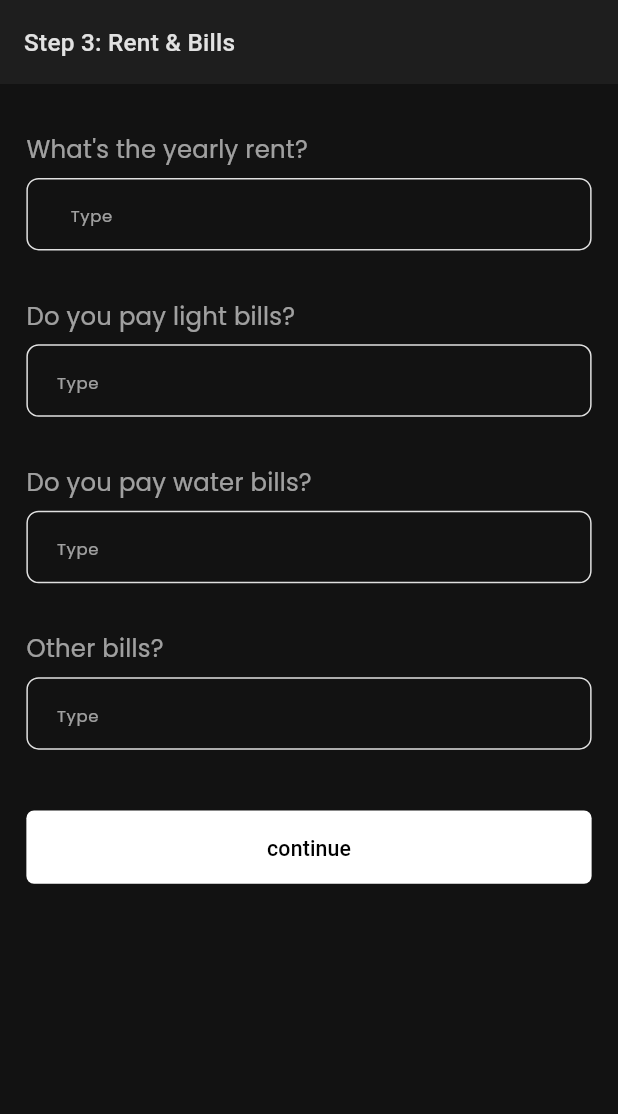
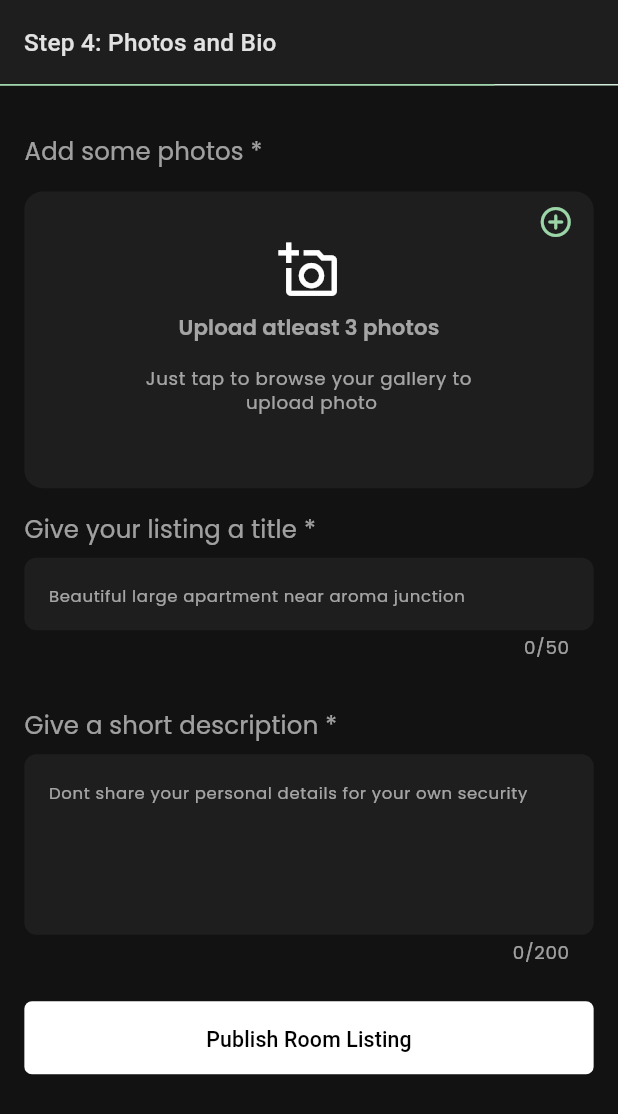
Before and after one commit to callmhejerry/room_5, a Flutter app: the screen it shows after launch, on a phone screen of 412 x 824 dp. Shown: the top 1114 px of the screen. Run offline on Flutter 3.47's test engine with Material 2 defaults, Android fonts, the phone set to English and light mode, and no system bars; our stand-ins replace fluentui_system_icons, flutter_screenutil, smooth_page_indicator.

Commit message:
added photo_and_bio_screen

```diff
--- a/lib/main.dart
+++ b/lib/main.dart
@@ -1,6 +1,6 @@
 import 'package:flutter/material.dart';
 import 'package:flutter_screenutil/flutter_screenutil.dart';
-import 'package:room_5/screens/PostAdsScreen/rent_and_budget_screen.dart';
+import 'package:room_5/screens/PostAdsScreen/photos_and_bio.dart';
 
 import 'package:room_5/theme/theme_constants.dart';
 
@@ -27,7 +27,7 @@ class MyApp extends StatelessWidget {
       minTextAdapt: true,
       splitScreenMode: true,
       designSize: const Size(375, 812),
-      child: const RentAndBudgetScreen(),
+      child: const PhotosAndBioScreen(),
     );
   }
 }
--- a/lib/screens/PostAdsScreen/location_screen.dart
+++ b/lib/screens/PostAdsScreen/location_screen.dart
@@ -29,6 +29,17 @@ class _LocationScreenState extends State<LocationScreen> {
     return Scaffold(
       appBar: AppBar(
         title: const Text("Step 1: Location"),
+        bottom: PreferredSize(
+          preferredSize: const Size(
+            double.infinity,
+            1,
+          ),
+          child: LinearProgressIndicator(
+            value: 0.0,
+            color: Theme.of(context).colorScheme.secondary,
+            minHeight: 1,
+          ),
+        ),
       ),
       body: Padding(
         padding: EdgeInsets.symmetric(horizontal: 16.w, vertical: 16.h),
--- /dev/null
+++ b/lib/screens/PostAdsScreen/photos_and_bio.dart
@@ -0,0 +1,97 @@
+import 'package:flutter/material.dart';
+import 'package:flutter_screenutil/flutter_screenutil.dart';
+import 'package:room_5/screens/PostAdsScreen/widget/add_photo_widget.dart';
+
+class PhotosAndBioScreen extends StatelessWidget {
+  const PhotosAndBioScreen({super.key});
+
+  @override
+  Widget build(BuildContext context) {
+    return Scaffold(
+      appBar: AppBar(
+        title: const Text("Step 4: Photos and Bio"),
+        bottom: PreferredSize(
+          preferredSize: const Size(
+            double.infinity,
+            1,
+          ),
+          child: LinearProgressIndicator(
+            value: 0.8,
+            color: Theme.of(context).colorScheme.secondary,
+            minHeight: 1,
+          ),
+        ),
+      ),
+      body: ListView(
+        padding: EdgeInsets.symmetric(horizontal: 16.h),
+        children: [
+          SizedBox(
+            height: 32.h,
+          ),
+          Text(
+            "Add some photos *",
+            style: Theme.of(context).textTheme.titleMedium,
+          ),
+          SizedBox(
+            height: 16.h,
+          ),
+          const AddPhotosWidget(),
+          SizedBox(
+            height: 16.h,
+          ),
+          Text(
+            "Give your listing a title *",
+            style: Theme.of(context).textTheme.titleMedium,
+          ),
+          SizedBox(
+            height: 8.h,
+          ),
+          TextField(
+            maxLength: 50,
+            decoration: InputDecoration(
+              filled: true,
+              fillColor: Theme.of(context).colorScheme.surface,
+              hintText: "Beautiful large apartment near aroma junction",
+              border: OutlineInputBorder(
+                borderSide: BorderSide.none,
+                borderRadius: BorderRadius.circular(8.r),
+              ),
+            ),
+          ),
+          SizedBox(
+            height: 32.h,
+          ),
+          Text(
+            "Give a short description *",
+            style: Theme.of(context).textTheme.titleMedium,
+          ),
+          SizedBox(
+            height: 8.h,
+          ),
+          TextField(
+            maxLines: 4,
+            maxLength: 200,
+            decoration: InputDecoration(
+              filled: true,
+              fillColor: Theme.of(context).colorScheme.surface,
+              hintText:
+                  "Dont share your personal details for your own security",
+              border: OutlineInputBorder(
+                borderSide: BorderSide.none,
+                borderRadius: BorderRadius.circular(8.r),
+              ),
+            ),
+          ),
+          SizedBox(
+            height: 24.h,
+          ),
+          ElevatedButton(
+              onPressed: () {},
+              child: const Text(
+                "Publish Room Listing",
+              ))
+        ],
+      ),
+    );
+  }
+}
--- a/lib/screens/PostAdsScreen/property_detail_screen.dart
+++ b/lib/screens/PostAdsScreen/property_detail_screen.dart
@@ -64,6 +64,17 @@ class _PropertyDetailScreenState extends State<PropertyDetailScreen> {
     return Scaffold(
       appBar: AppBar(
         title: const Text("Step 2: Property Detail"),
+        bottom: PreferredSize(
+          preferredSize: const Size(
+            double.infinity,
+            1,
+          ),
+          child: LinearProgressIndicator(
+            value: 0.4,
+            color: Theme.of(context).colorScheme.secondary,
+            minHeight: 1,
+          ),
+        ),
       ),
       body: ListView(
         padding: EdgeInsets.symmetric(horizontal: 16.w),
--- a/lib/screens/PostAdsScreen/rent_and_budget_screen.dart
+++ b/lib/screens/PostAdsScreen/rent_and_budget_screen.dart
@@ -10,14 +10,30 @@ class RentAndBudgetScreen extends StatelessWidget {
       child: Scaffold(
         appBar: AppBar(
           title: const Text("Step 3: Rent & Bills"),
+          bottom: PreferredSize(
+            preferredSize: const Size(
+              double.infinity,
+              1,
+            ),
+            child: LinearProgressIndicator(
+              value: 0.6,
+              color: Theme.of(context).colorScheme.secondary,
+              minHeight: 1,
+            ),
+          ),
         ),
         body: SingleChildScrollView(
-          padding: EdgeInsets.symmetric(horizontal: 16.w, vertical: 32.h),
+          padding: EdgeInsets.symmetric(
+            horizontal: 16.w,
+          ),
           child: Column(
             crossAxisAlignment: CrossAxisAlignment.stretch,
             children: [
+              SizedBox(
+                height: 32.h,
+              ),
               Text(
-                "What's the yearly rent?",
+                "What's the yearly rent? *",
                 style: Theme.of(context).textTheme.titleMedium,
               ),
               SizedBox(
--- /dev/null
+++ b/lib/screens/PostAdsScreen/widget/add_photo_widget.dart
@@ -0,0 +1,57 @@
+import "package:flutter/material.dart";
+import 'package:flutter_screenutil/flutter_screenutil.dart';
+
+class AddPhotosWidget extends StatelessWidget {
+  const AddPhotosWidget({super.key});
+
+  @override
+  Widget build(BuildContext context) {
+    return GestureDetector(
+      child: Container(
+        padding: EdgeInsets.symmetric(horizontal: 12.w, vertical: 8.h),
+        width: double.infinity,
+        // height: 200,
+        decoration: BoxDecoration(
+          color: Theme.of(context).colorScheme.surface,
+          borderRadius: BorderRadius.circular(12.r),
+        ),
+        child: Column(
+          children: [
+            Align(
+              alignment: Alignment.centerRight,
+              child: Icon(
+                Icons.add_circle_outline_rounded,
+                color: Theme.of(context).colorScheme.secondary,
+              ),
+            ),
+            Icon(
+              Icons.add_a_photo_outlined,
+              size: 40.r,
+            ),
+            SizedBox(height: 8.h),
+            Text(
+              "Upload atleast 3 photos",
+              textAlign: TextAlign.center,
+              style: Theme.of(context).textTheme.titleSmall!.copyWith(
+                    fontWeight: FontWeight.w600,
+                  ),
+            ),
+            SizedBox(
+              height: 16.h,
+            ),
+            Text(
+              "Just tap to browse your gallery to\n upload photo",
+              textAlign: TextAlign.center,
+              style: Theme.of(context).textTheme.bodySmall!.copyWith(
+                    color: Theme.of(context).colorScheme.onSurface,
+                  ),
+            ),
+            SizedBox(
+              height: 40.h,
+            ),
+          ],
+        ),
+      ),
+    );
+  }
+}
```
